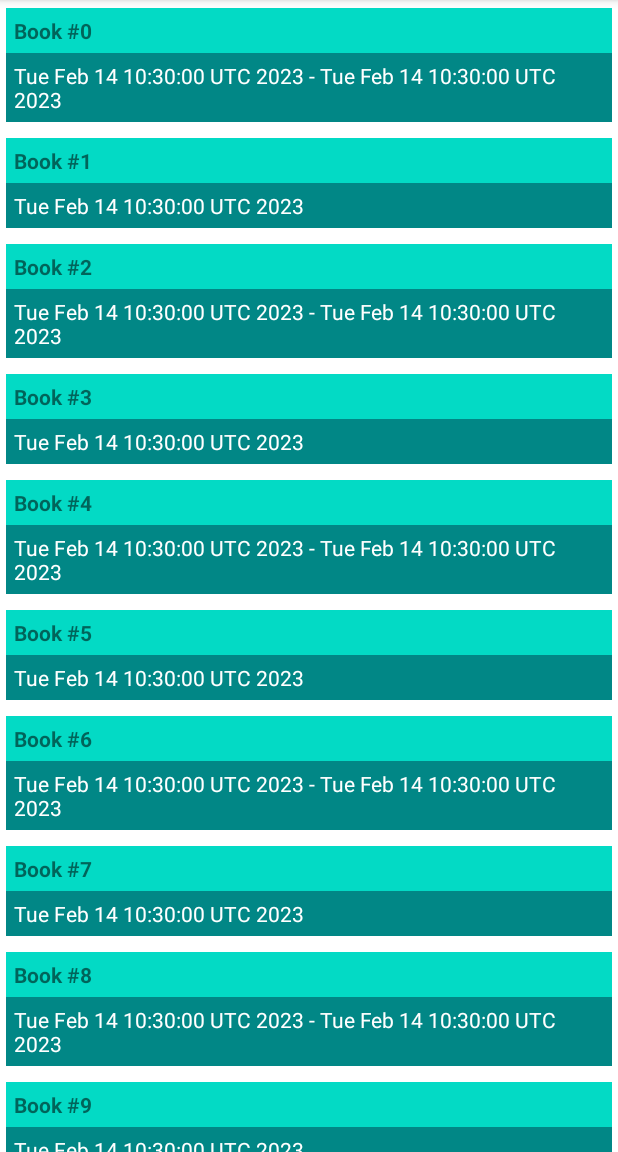
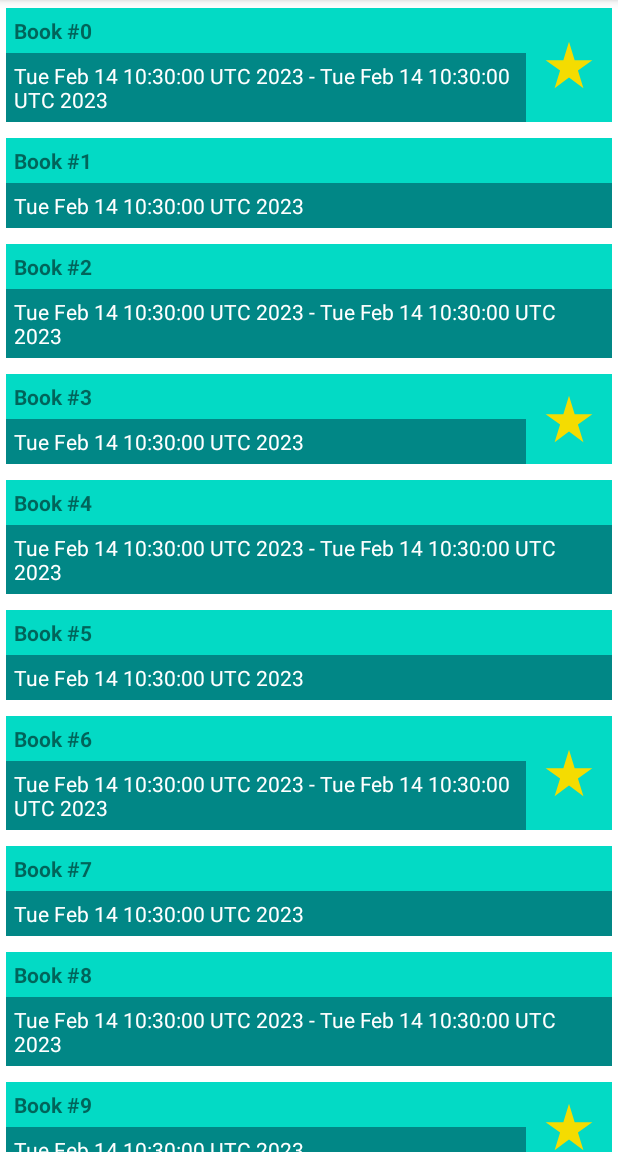
Before and after one commit to murtest/Library, an Android app: the screen it shows after launch (MainActivity), after a tap on an icon or button, on a phone screen of 412 x 824 dp, the part 84-1236 px from its top. Run offline under Robolectric (Android 15) with nearby library versions, the phone set to English and light mode, and no system bars.

Commit message:
finished chapter10challenge1

```diff
--- a/app/src/main/java/ru/murtest/library/Book.kt
+++ b/app/src/main/java/ru/murtest/library/Book.kt
@@ -8,5 +8,6 @@ data class Book(
     val title: String,
     val dateReadStart: Date,
     val dateReadEnd: Date,
-    val isFinished: Boolean
+    val isFinished: Boolean,
+    val isFavorite: Boolean,
 )
--- a/app/src/main/java/ru/murtest/library/BookDetailFragment.kt
+++ b/app/src/main/java/ru/murtest/library/BookDetailFragment.kt
@@ -27,7 +27,8 @@ class BookDetailFragment : Fragment() {
             title = "",
             dateReadStart = Date(),
             dateReadEnd = Date(),
-            isFinished = false
+            isFinished = false,
+            isFavorite = false
         )
     }
 
--- a/app/src/main/java/ru/murtest/library/BookListAdapter.kt
+++ b/app/src/main/java/ru/murtest/library/BookListAdapter.kt
@@ -5,15 +5,18 @@ import android.view.View
 import android.view.ViewGroup
 import android.widget.Toast
 import androidx.recyclerview.widget.RecyclerView
+import androidx.viewbinding.ViewBinding
 import ru.murtest.library.databinding.FragmentBookListBinding
 import ru.murtest.library.databinding.ListItemBookBinding
+import ru.murtest.library.databinding.ListItemBookFavoriteBinding
 
 class BookListAdapter(private val books: List<Book>) :
-    RecyclerView.Adapter<BookListAdapter.BookHolder>() {
+    RecyclerView.Adapter<BookListAdapter.ListRecyclerViewHolder>() {
 
-    class BookHolder(
-        private val binding: ListItemBookBinding
-    ) : RecyclerView.ViewHolder(binding.root) {
+    sealed class ListRecyclerViewHolder(binding: ViewBinding) :
+        RecyclerView.ViewHolder(binding.root) {
+        class BookHolder(private val binding: ListItemBookBinding) :
+            ListRecyclerViewHolder(binding) {
             fun bind(book: Book) {
                 binding.bookTitle.text = book.title
                 binding.bookDateRange.text = book.dateReadStart.toString()
@@ -29,15 +32,58 @@ class BookListAdapter(private val books: List<Book>) :
             }
         }
 
-    override fun onCreateViewHolder(parent: ViewGroup, viewType: Int): BookHolder {
-        val inflater = LayoutInflater.from(parent.context)
-        val binding = ListItemBookBinding.inflate(inflater, parent, false)
-        return BookHolder(binding)
+        class BookFavoriteHolder(private val binding: ListItemBookFavoriteBinding) :
+            ListRecyclerViewHolder(binding) {
+            fun bind(book: Book) {
+                binding.bookTitle.text = book.title
+                binding.bookDateRange.text = book.dateReadStart.toString()
+                    .plus(if (book.isFinished) " - ".plus(book.dateReadEnd.toString()) else "")
+
+                binding.root.setOnClickListener {
+                    Toast.makeText(
+                        binding.root.context,
+                        "${book.title} clicked!",
+                        Toast.LENGTH_SHORT
+                    ).show()
+                }
+            }
+        }
     }
 
-    override fun onBindViewHolder(holder: BookHolder, position: Int) {
+
+    override fun onCreateViewHolder(parent: ViewGroup, viewType: Int): ListRecyclerViewHolder {
+        val inflater = LayoutInflater.from(parent.context)
+        return when (viewType) {
+            R.layout.list_item_book -> ListRecyclerViewHolder.BookHolder(
+                ListItemBookBinding.inflate(
+                    inflater,
+                    parent,
+                    false
+                )
+            )
+            R.layout.list_item_book_favorite -> ListRecyclerViewHolder.BookFavoriteHolder(
+                ListItemBookFavoriteBinding.inflate(
+                    inflater,
+                    parent,
+                    false
+                )
+            )
+            else -> throw IllegalArgumentException("Unsupported layout")
+        }
+    }
+
+    override fun getItemViewType(position: Int): Int {
         val book = books[position]
-        holder.bind(book)
+
+        return if (book.isFavorite) R.layout.list_item_book_favorite else R.layout.list_item_book
+    }
+
+    override fun onBindViewHolder(holder: ListRecyclerViewHolder, position: Int) {
+        val book = books[position]
+        when (holder) {
+            is ListRecyclerViewHolder.BookFavoriteHolder -> holder.bind(book)
+            is ListRecyclerViewHolder.BookHolder -> holder.bind(book)
+        }
     }
 
     override fun getItemCount(): Int = books.size
--- a/app/src/main/java/ru/murtest/library/BookListViewModel.kt
+++ b/app/src/main/java/ru/murtest/library/BookListViewModel.kt
@@ -13,7 +13,8 @@ class BookListViewModel : ViewModel() {
                 title = "Book #$i",
                 dateReadStart = Date(),
                 dateReadEnd = Date(),
-                isFinished = i % 2 == 0
+                isFinished = i % 2 == 0,
+                isFavorite = i % 3 == 0,
             )
 
             books += book
--- /dev/null
+++ b/app/src/main/res/drawable/baseline_star_rate_24.xml
@@ -0,0 +1,5 @@
+<vector android:height="24dp" android:tint="#F4DC01"
+    android:viewportHeight="24" android:viewportWidth="24"
+    android:width="24dp" xmlns:android="http://schemas.android.com/apk/res/android">
+    <path android:fillColor="@android:color/white" android:pathData="M14.43,10l-2.43,-8l-2.43,8l-7.57,0l6.18,4.41l-2.35,7.59l6.17,-4.69l6.18,4.69l-2.35,-7.59l6.17,-4.41z"/>
+</vector>
--- /dev/null
+++ b/app/src/main/res/layout/list_item_book_favorite.xml
@@ -0,0 +1,49 @@
+<?xml version="1.0" encoding="utf-8"?>
+<LinearLayout xmlns:android="http://schemas.android.com/apk/res/android"
+    xmlns:app="http://schemas.android.com/apk/res-auto"
+    xmlns:tools="http://schemas.android.com/tools"
+    android:orientation="horizontal"
+    android:layout_width="match_parent"
+    android:layout_height="wrap_content"
+    android:paddingVertical="5dp"
+    android:paddingHorizontal="4dp">
+
+    <LinearLayout
+        android:layout_width="match_parent"
+        android:layout_height="match_parent"
+        android:layout_weight="1"
+        android:orientation="vertical"
+        >
+
+        <TextView
+            android:id="@+id/book_title"
+            android:layout_width="match_parent"
+            android:layout_height="wrap_content"
+            android:background="@color/teal_200"
+            android:padding="5dp"
+            android:textStyle="bold"
+            tools:text="Book Title" />
+
+        <TextView
+            android:id="@+id/book_date_range"
+            android:layout_width="match_parent"
+            android:layout_height="wrap_content"
+            android:background="@color/teal_700"
+            android:padding="5dp"
+            android:textColor="@color/white"
+            tools:text="Book Date Range" />
+    </LinearLayout>
+
+    <ImageView
+        android:layout_width="match_parent"
+        android:layout_height="match_parent"
+        android:layout_weight="6"
+        android:layout_gravity="center"
+        android:padding="10dp"
+        android:src="@drawable/baseline_star_rate_24"
+        android:scaleType="fitCenter"
+        android:background="@color/teal_200"/>
+
+
+
+</LinearLayout>
```
Lines whose indentation alone changed are shown as unchanged.
